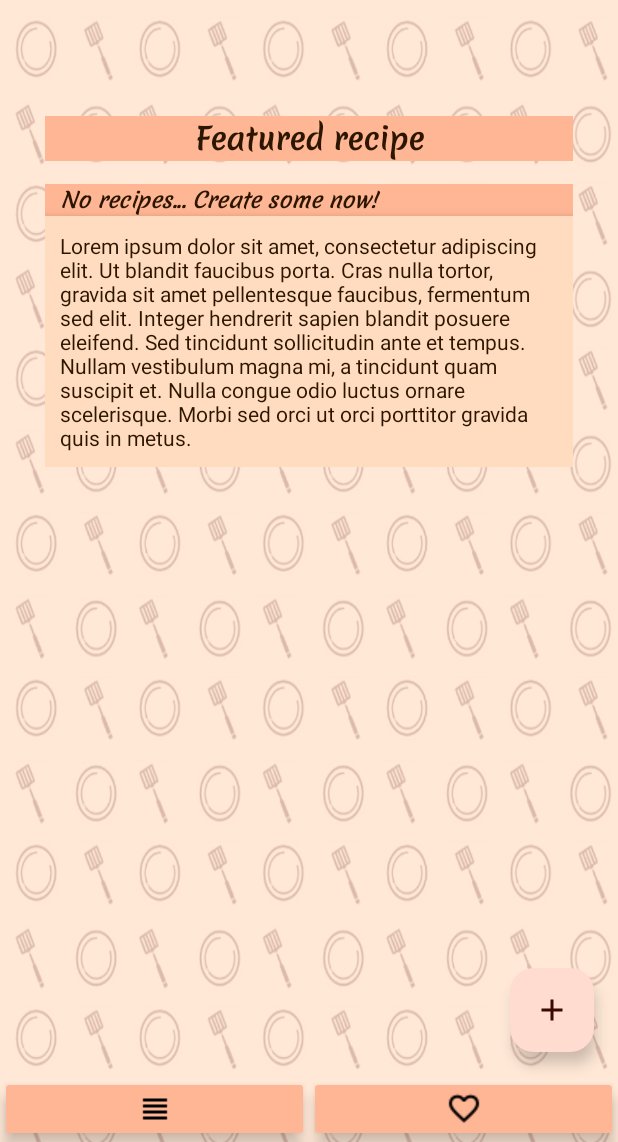
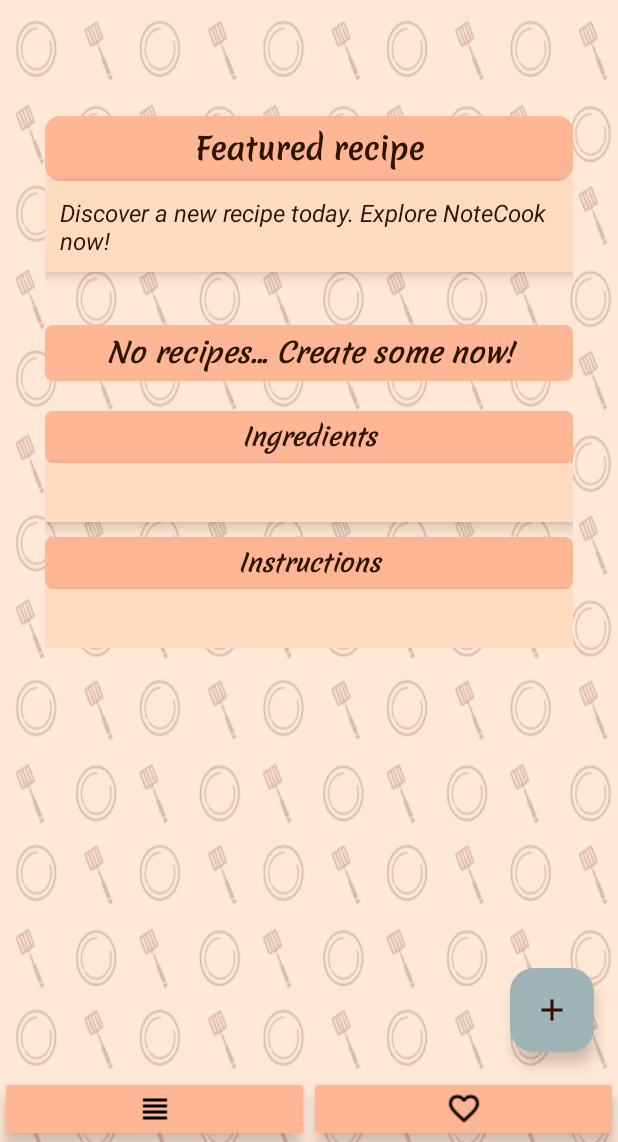
Before and after one commit to reecevlr/RecipeProject, an Android app: the screen it shows after launch (MainActivity), on a phone screen of 412 x 824 dp, the part 94-1236 px from its top. Run offline under Robolectric (Android 15) with nearby library versions, the phone set to English and light mode, and no system bars.

Commit message:
Update layout

```diff
--- a/app/src/main/res/layout/activity_main.xml
+++ b/app/src/main/res/layout/activity_main.xml
@@ -59,14 +59,28 @@
                     android:id="@+id/textView2"
                     android:layout_width="match_parent"
                     android:layout_height="wrap_content"
-                    android:background="@color/md_theme_dark_secondary"
+                    android:background="@drawable/custom_background_headings"
                     android:fontFamily="@font/merienda"
                     android:gravity="center"
                     android:requiresFadingEdge="none"
+                    android:padding="6.5dp"
                     android:text="Featured recipe"
                     android:textColor="@color/md_theme_dark_background"
                     android:textSize="20sp"
                     android:textStyle="bold" />
+
+                <TextView
+                    android:id="@+id/tvDescription"
+                    android:layout_width="match_parent"
+                    android:layout_height="wrap_content"
+                    android:background="@color/md_theme_dark_inverseSurface"
+                    android:elevation="6dp"
+                    android:fontFamily="sans-serif"
+                    android:padding="10dp"
+                    android:text="Discover a new recipe today. Explore NoteCook now!"
+                    android:textSize="16sp"
+                    android:textStyle="italic"
+                    android:textColor="@color/md_theme_dark_background" />
 
                 <Space
                     android:layout_width="match_parent"
@@ -76,22 +90,69 @@
                     android:id="@+id/tvRecipeName"
                     android:layout_width="match_parent"
                     android:layout_height="wrap_content"
-                    android:background="@color/md_theme_dark_secondary"
+                    android:background="@drawable/custom_background_subheadings"
                     android:fontFamily="@font/merienda"
-                    android:paddingLeft="10dp"
+                    android:gravity="center"
+                    android:paddingTop="5dp"
+                    android:paddingBottom="5dp"
+                    android:layout_marginTop="20dp"
                     android:text="Recipe name"
+                    android:textSize="18sp"
                     android:textColor="@color/md_theme_dark_background"
                     android:textStyle="bold|italic" />
 
                 <TextView
-                    android:id="@+id/tvDescription"
+                    android:layout_width="match_parent"
+                    android:layout_height="wrap_content"
+                    android:background="@drawable/custom_background_subheadings"
+                    android:fontFamily="@font/merienda"
+                    android:gravity="center"
+                    android:paddingTop="5dp"
+                    android:paddingBottom="5dp"
+                    android:layout_marginTop="20dp"
+                    android:text="Ingredients"
+                    android:textSize="16sp"
+                    android:textColor="@color/md_theme_dark_background"
+                    android:textStyle="bold|italic" />
+
+                <TextView
+                    android:id="@+id/tvRecipeIngredients"
                     android:layout_width="match_parent"
                     android:layout_height="wrap_content"
                     android:background="@color/md_theme_dark_inverseSurface"
                     android:elevation="6dp"
                     android:fontFamily="sans-serif"
+                    android:gravity="center"
                     android:padding="10dp"
-                    android:text="Lorem ipsum dolor sit amet, consectetur adipiscing elit. Ut blandit faucibus porta. Cras nulla tortor, gravida sit amet pellentesque faucibus, fermentum sed elit. Integer hendrerit sapien blandit posuere eleifend. Sed tincidunt sollicitudin ante et tempus. Nullam vestibulum magna mi, a tincidunt quam suscipit et. Nulla congue odio luctus ornare scelerisque. Morbi sed orci ut orci porttitor gravida quis in metus."
+                    android:textSize="14sp"
+                    android:textStyle="italic"
+                    android:textColor="@color/md_theme_dark_background" />
+
+                <TextView
+                    android:layout_width="match_parent"
+                    android:layout_height="wrap_content"
+                    android:background="@drawable/custom_background_subheadings"
+                    android:fontFamily="@font/merienda"
+                    android:gravity="center"
+                    android:paddingTop="5dp"
+                    android:paddingBottom="5dp"
+                    android:layout_marginTop="10dp"
+                    android:text="Instructions"
+                    android:textSize="16sp"
+                    android:textColor="@color/md_theme_dark_background"
+                    android:textStyle="bold|italic" />
+
+                <TextView
+                    android:id="@+id/tvRecipeInstructions"
+                    android:layout_width="match_parent"
+                    android:layout_height="wrap_content"
+                    android:background="@color/md_theme_dark_inverseSurface"
+                    android:elevation="6dp"
+                    android:gravity="center"
+                    android:fontFamily="sans-serif"
+                    android:padding="10dp"
+                    android:textSize="14sp"
+                    android:textStyle="italic"
                     android:textColor="@color/md_theme_dark_background" />
 
             </LinearLayout>
@@ -113,7 +174,8 @@
         android:layout_marginEnd="16dp"
         android:layout_marginBottom="60dp"
         android:contentDescription="add recipe"
-        android:src="@drawable/add" />
+        android:src="@drawable/add"
+        app:backgroundTint="#9FB4B6" />
 
     <LinearLayout
         android:layout_width="match_parent"
--- a/app/src/main/res/layout/edit_ingredients.xml
+++ b/app/src/main/res/layout/edit_ingredients.xml
@@ -9,6 +9,9 @@
         android:id="@+id/etEditIngredients"
         android:layout_width="match_parent"
         android:layout_height="wrap_content"
+        android:backgroundTint="#22FFFFFF"
+        android:textColor="#FFFFFF"
+        android:textColorHint="#CBCACA"
         android:hint="Ingredient 1\nIngredient 2\netc." />
 
 </LinearLayout>
--- a/app/src/main/res/layout/edit_instructions.xml
+++ b/app/src/main/res/layout/edit_instructions.xml
@@ -9,6 +9,8 @@
         android:id="@+id/etEditInstructions"
         android:layout_width="match_parent"
         android:layout_height="wrap_content"
+        android:backgroundTint="#22FFFFFF"
+        android:textColor="#FFFFFF"
+        android:textColorHint="#CBCACA"
         android:hint="Instruction 1\nInstruction 2\netc." />
-
 </LinearLayout>
--- a/app/src/main/res/layout/edit_name.xml
+++ b/app/src/main/res/layout/edit_name.xml
@@ -9,7 +9,10 @@
         android:id="@+id/etEditName"
         android:layout_width="match_parent"
         android:layout_height="48dp"
+        android:backgroundTint="#22FFFFFF"
         android:ems="10"
         android:hint="Recipe Name"
-        android:inputType="text" />
+        android:inputType="text"
+        android:textColor="#FFFFFF"
+        android:textColorHint="#CBCACA" />
 </LinearLayout>
--- a/app/src/main/res/layout/favorite_recipes.xml
+++ b/app/src/main/res/layout/favorite_recipes.xml
@@ -39,6 +39,7 @@
         android:id="@+id/btnReturn"
         android:layout_width="match_parent"
         android:layout_height="wrap_content"
+        android:backgroundTint="#866966"
         android:layout_marginLeft="50dp"
         android:layout_marginRight="50dp"
         android:fontFamily="sans-serif"
--- a/app/src/main/res/layout/view_recipes.xml
+++ b/app/src/main/res/layout/view_recipes.xml
@@ -37,6 +37,7 @@
         android:id="@+id/btnReturn"
         android:layout_width="match_parent"
         android:layout_height="wrap_content"
+        android:backgroundTint="#866966"
         android:layout_marginLeft="50dp"
         android:layout_marginRight="50dp"
         android:fontFamily="sans-serif"
```
Also changed, not shown: app/src/main/res/layout/add_recipe.xml (+32 -6 lines), app/src/main/res/layout/view_recipe_details.xml (+26 -8 lines).
